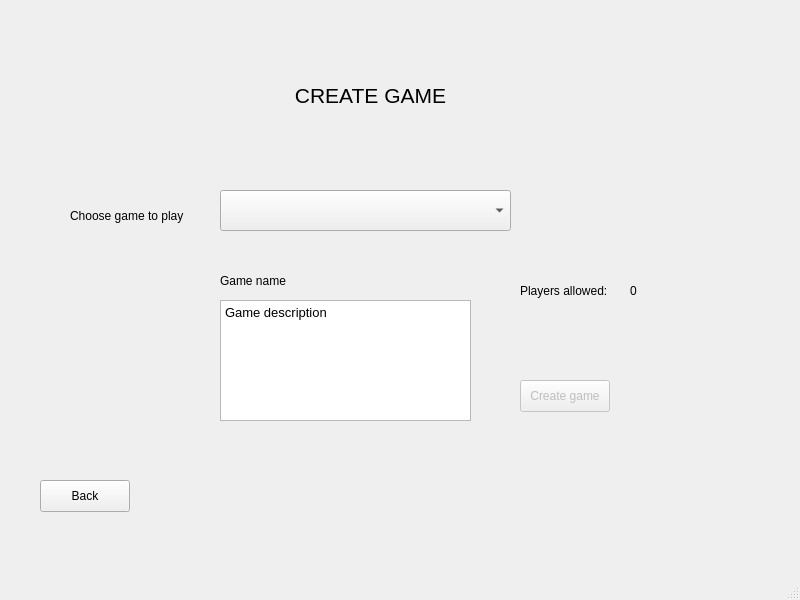
Old version of the form client/views/creategameview.ui in the repository cavoke-project/cavoke.
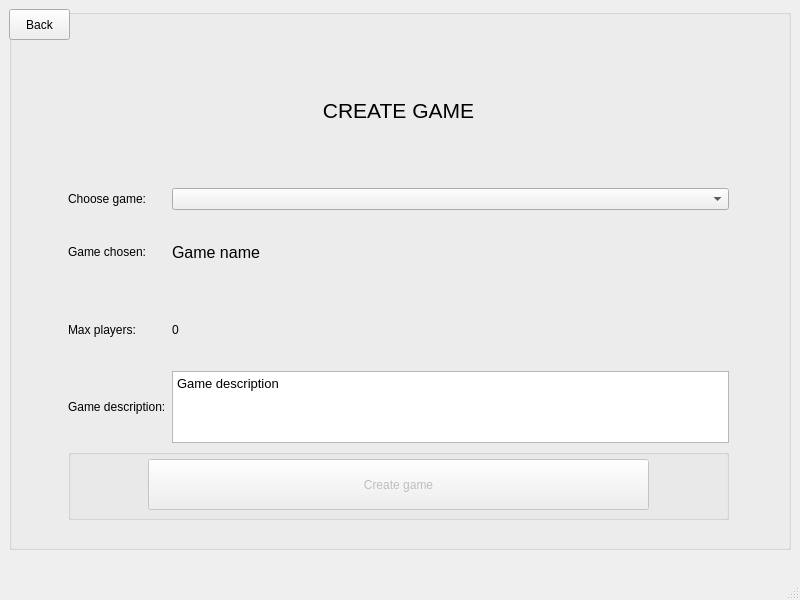
New version of the form.

Commit message: WIP: Create game view

```diff
--- a/client/views/creategameview.ui
+++ b/client/views/creategameview.ui
@@ -14,88 +14,63 @@
    <string>MainWindow</string>
   </property>
   <widget class="QWidget" name="centralwidget">
+   <widget class="QGroupBox" name="groupBox">
+    <property name="geometry">
+     <rect>
+      <x>9</x>
+      <y>9</y>
+      <width>782</width>
+      <height>541</height>
+     </rect>
+    </property>
+    <property name="title">
+     <string/>
+    </property>
+    <property name="alignment">
+     <set>Qt::AlignCenter</set>
+    </property>
    <widget class="QPushButton" name="backButton">
     <property name="geometry">
      <rect>
-      <x>40</x>
-      <y>480</y>
-      <width>90</width>
-      <height>32</height>
-     </rect>
-    </property>
-    <property name="text">
-     <string>Back</string>
-    </property>
-   </widget>
-   <widget class="QLabel" name="label">
-    <property name="geometry">
-     <rect>
-      <x>280</x>
-      <y>60</y>
-      <width>181</width>
-      <height>71</height>
-     </rect>
-    </property>
-    <property name="font">
-     <font>
-      <pointsize>16</pointsize>
-     </font>
-    </property>
-    <property name="text">
-     <string>CREATE GAME</string>
-    </property>
-    <property name="scaledContents">
-     <bool>false</bool>
-    </property>
-    <property name="alignment">
-     <set>Qt::AlignCenter</set>
-    </property>
-   </widget>
-   <widget class="QComboBox" name="gamesListComboBox">
-    <property name="geometry">
-     <rect>
-      <x>220</x>
-      <y>190</y>
-      <width>291</width>
-      <height>41</height>
-     </rect>
-    </property>
-   </widget>
-   <widget class="QLabel" name="label_2">
-    <property name="geometry">
-     <rect>
-      <x>70</x>
-      <y>200</y>
-      <width>131</width>
+       <x>0</x>
+       <y>0</y>
+       <width>61</width>
       <height>31</height>
      </rect>
     </property>
     <property name="text">
-     <string>Choose game to play</string>
-    </property>
-   </widget>
-   <widget class="QLabel" name="gameNameLabel">
+      <string>Back</string>
+     </property>
+    </widget>
+    <widget class="QWidget" name="gridLayoutWidget">
     <property name="geometry">
      <rect>
-      <x>220</x>
-      <y>270</y>
-      <width>251</width>
-      <height>21</height>
-     </rect>
-    </property>
+       <x>59</x>
+       <y>30</y>
+       <width>661</width>
+       <height>481</height>
+      </rect>
+     </property>
+     <layout class="QGridLayout" name="gridLayout" rowstretch="2,1,1,1,1,1">
+      <item row="3" column="1">
+       <widget class="QLabel" name="playersAmountLabel">
     <property name="text">
-     <string>Game name</string>
-    </property>
-   </widget>
+         <string>0</string>
+        </property>
+       </widget>
+      </item>
+      <item row="2" column="0">
+       <widget class="QLabel" name="label_5">
+        <property name="text">
+         <string>Game chosen:</string>
+        </property>
+       </widget>
+      </item>
+      <item row="1" column="1">
+       <widget class="QComboBox" name="gamesListComboBox"/>
+      </item>
+      <item row="4" column="1">
    <widget class="QTextBrowser" name="gameDescriptionTextBrowser">
-    <property name="geometry">
-     <rect>
-      <x>220</x>
-      <y>300</y>
-      <width>251</width>
-      <height>121</height>
-     </rect>
-    </property>
     <property name="html">
      <string>&lt;!DOCTYPE HTML PUBLIC &quot;-//W3C//DTD HTML 4.0//EN&quot; &quot;http://www.w3.org/TR/REC-html40/strict.dtd&quot;&gt;
 &lt;html&gt;&lt;head&gt;&lt;meta name=&quot;qrichtext&quot; content=&quot;1&quot; /&gt;&lt;meta charset=&quot;utf-8&quot; /&gt;&lt;style type=&quot;text/css&quot;&gt;
@@ -104,47 +79,97 @@
 &lt;p style=&quot; margin-top:0px; margin-bottom:0px; margin-left:0px; margin-right:0px; -qt-block-indent:0; text-indent:0px;&quot;&gt;&lt;span style=&quot; font-family:'Cantarell'; font-size:10pt;&quot;&gt;Game description&lt;/span&gt;&lt;/p&gt;&lt;/body&gt;&lt;/html&gt;</string>
     </property>
    </widget>
+      </item>
+      <item row="4" column="0">
+       <widget class="QLabel" name="label_4">
+        <property name="text">
+         <string>Game description:</string>
+        </property>
+       </widget>
+      </item>
+      <item row="0" column="0" colspan="2">
+       <widget class="QLabel" name="label">
+        <property name="font">
+         <font>
+          <pointsize>16</pointsize>
+         </font>
+        </property>
+        <property name="text">
+         <string>CREATE GAME</string>
+        </property>
+        <property name="scaledContents">
+         <bool>false</bool>
+        </property>
+        <property name="alignment">
+         <set>Qt::AlignCenter</set>
+        </property>
+       </widget>
+      </item>
+      <item row="3" column="0">
    <widget class="QLabel" name="label_3">
-    <property name="geometry">
-     <rect>
-      <x>520</x>
-      <y>280</y>
-      <width>111</width>
-      <height>21</height>
-     </rect>
-    </property>
     <property name="text">
-     <string>Players allowed:</string>
-    </property>
-   </widget>
-   <widget class="QLabel" name="playersAmountLabel">
-    <property name="geometry">
-     <rect>
-      <x>630</x>
-      <y>280</y>
-      <width>57</width>
-      <height>21</height>
-     </rect>
+         <string>Max players:</string>
+        </property>
+       </widget>
+      </item>
+      <item row="2" column="1">
+       <widget class="QLabel" name="gameNameLabel">
+        <property name="font">
+         <font>
+          <pointsize>12</pointsize>
+         </font>
     </property>
     <property name="text">
-     <string>0</string>
-    </property>
-   </widget>
+         <string>Game name</string>
+        </property>
+       </widget>
+      </item>
+      <item row="1" column="0">
+       <widget class="QLabel" name="label_2">
+        <property name="text">
+         <string>Choose game:</string>
+        </property>
+       </widget>
+      </item>
+      <item row="5" column="0" colspan="2">
+       <widget class="QGroupBox" name="groupBox_2">
+        <property name="sizePolicy">
+         <sizepolicy hsizetype="Ignored" vsizetype="Ignored">
+          <horstretch>0</horstretch>
+          <verstretch>0</verstretch>
+         </sizepolicy>
+        </property>
+        <property name="title">
+         <string/>
+        </property>
    <widget class="QPushButton" name="createGameButton">
     <property name="enabled">
      <bool>false</bool>
     </property>
     <property name="geometry">
      <rect>
-      <x>520</x>
-      <y>380</y>
-      <width>90</width>
-      <height>32</height>
-     </rect>
-    </property>
+           <x>80</x>
+           <y>10</y>
+           <width>501</width>
+           <height>51</height>
+          </rect>
+         </property>
+         <property name="sizePolicy">
+          <sizepolicy hsizetype="Minimum" vsizetype="Ignored">
+           <horstretch>0</horstretch>
+           <verstretch>0</verstretch>
+          </sizepolicy>
+         </property>
     <property name="text">
      <string>Create game</string>
     </property>
+        </widget>
+       </widget>
+      </item>
+     </layout>
+    </widget>
+    <zorder>gridLayoutWidget</zorder>
+    <zorder>backButton</zorder>
    </widget>
   </widget>
   <widget class="QMenuBar" name="menubar">
```
Lines whose indentation alone changed are shown as unchanged.
